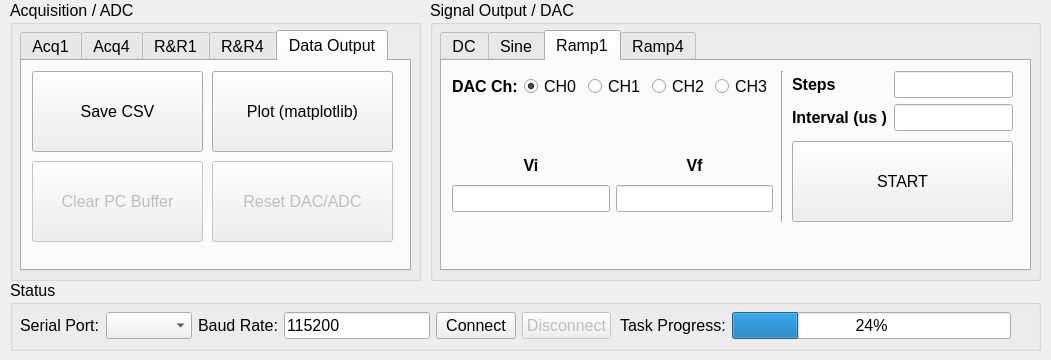
First picture: the form in Python/opendac_gui.ui, repository Sochnikov-Lab/OpenDAC-Python-Wrapper, before the edit.
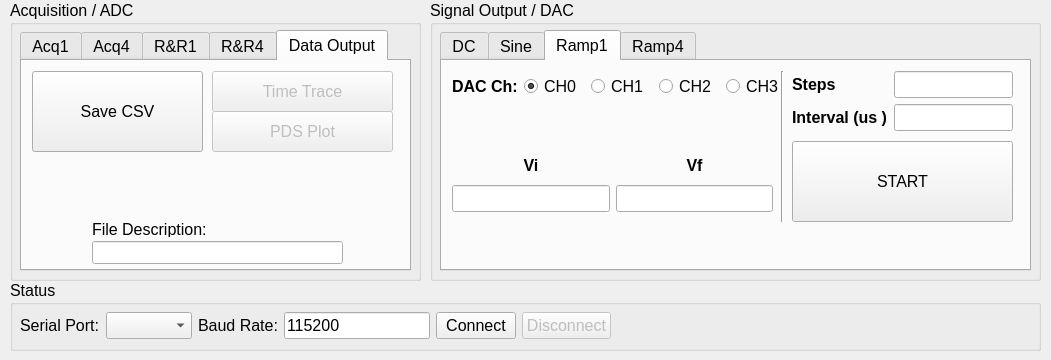
Second picture: the form after the edit. The open tabs and pages were chosen to show the change.

Diff of the .ui file:
```diff
--- a/Python/opendac_gui.ui
+++ b/Python/opendac_gui.ui
@@ -644,16 +644,19 @@
        </property>
       </widget>
       <widget class="QPushButton" name="butts_plot">
+       <property name="enabled">
+        <bool>false</bool>
+       </property>
        <property name="geometry">
         <rect>
          <x>190</x>
          <y>10</y>
          <width>181</width>
-         <height>81</height>
+         <height>41</height>
         </rect>
        </property>
        <property name="text">
-        <string>Plot (matplotlib)</string>
+        <string>Time Trace</string>
        </property>
       </widget>
       <widget class="QPushButton" name="butts_reset">
@@ -663,29 +666,36 @@
        <property name="geometry">
         <rect>
          <x>190</x>
-         <y>100</y>
+         <y>50</y>
          <width>181</width>
-         <height>81</height>
+         <height>41</height>
         </rect>
        </property>
        <property name="text">
-        <string>Reset DAC/ADC</string>
+        <string>PDS Plot</string>
        </property>
       </widget>
-      <widget class="QPushButton" name="butts_clear">
-       <property name="enabled">
-        <bool>false</bool>
+      <widget class="QLineEdit" name="leout_fname">
+       <property name="geometry">
+        <rect>
+         <x>70</x>
+         <y>180</y>
+         <width>251</width>
+         <height>23</height>
+        </rect>
        </property>
+      </widget>
+      <widget class="QLabel" name="label_4">
        <property name="geometry">
         <rect>
-         <x>10</x>
-         <y>100</y>
-         <width>171</width>
-         <height>81</height>
+         <x>70</x>
+         <y>160</y>
+         <width>201</width>
+         <height>16</height>
         </rect>
        </property>
        <property name="text">
-        <string>Clear PC Buffer</string>
+        <string>File Description:</string>
        </property>
       </widget>
      </widget>
@@ -1031,7 +1041,7 @@
          <x>350</x>
          <y>10</y>
          <width>221</width>
-         <height>61</height>
+         <height>62</height>
         </rect>
        </property>
        <layout class="QGridLayout" name="gridLayout_8">
@@ -1074,7 +1084,7 @@
         <rect>
          <x>10</x>
          <y>10</y>
-         <width>321</width>
+         <width>335</width>
          <height>31</height>
         </rect>
        </property>
@@ -1497,22 +1507,7 @@
        <height>31</height>
       </rect>
      </property>
-     <layout class="QHBoxLayout" name="horizontalLayout_2">
-      <item>
-       <widget class="QLabel" name="label_4">
-        <property name="text">
-         <string>Task Progress:</string>
-        </property>
-       </widget>
-      </item>
-      <item>
-       <widget class="QProgressBar" name="pbar_task">
-        <property name="value">
-         <number>24</number>
-        </property>
-       </widget>
-      </item>
-     </layout>
+     <layout class="QHBoxLayout" name="horizontalLayout_2"/>
     </widget>
    </widget>
   </widget>
```
Left out of the diff: 22 changed lines with no effect on the pictures.
